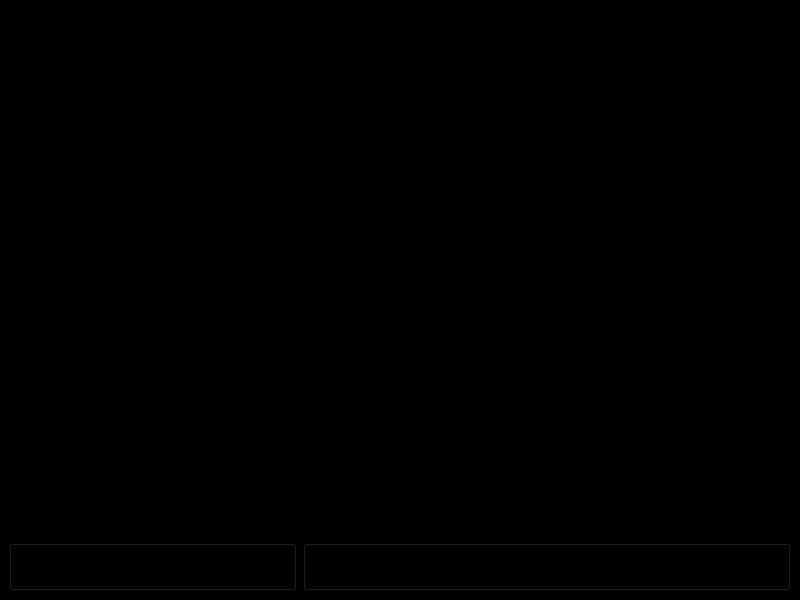
Old version of the form transaction_cc.ui in the repository acmpesuecc/GrowPal.
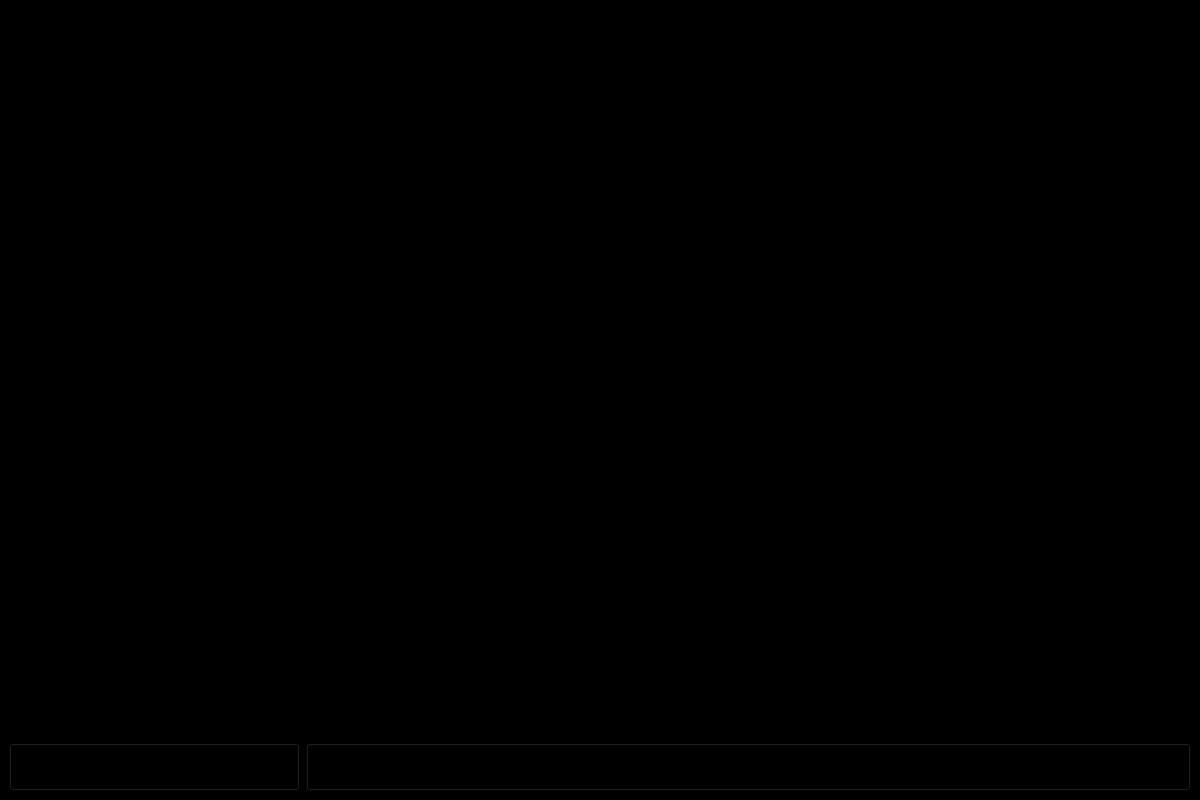
New version of the form. Icons and pictures are not drawn.

Diff of the .ui file:
```diff
--- a/transaction_cc.ui
+++ b/transaction_cc.ui
@@ -6,10 +6,22 @@
    <rect>
     <x>0</x>
     <y>0</y>
-    <width>800</width>
-    <height>600</height>
+    <width>1200</width>
+    <height>800</height>
    </rect>
   </property>
+  <property name="minimumSize">
+   <size>
+    <width>1200</width>
+    <height>800</height>
+   </size>
+  </property>
+  <property name="maximumSize">
+   <size>
+    <width>1200</width>
+    <height>800</height>
+   </size>
+  </property>
   <property name="windowTitle">
    <string>MainWindow</string>
   </property>
```
